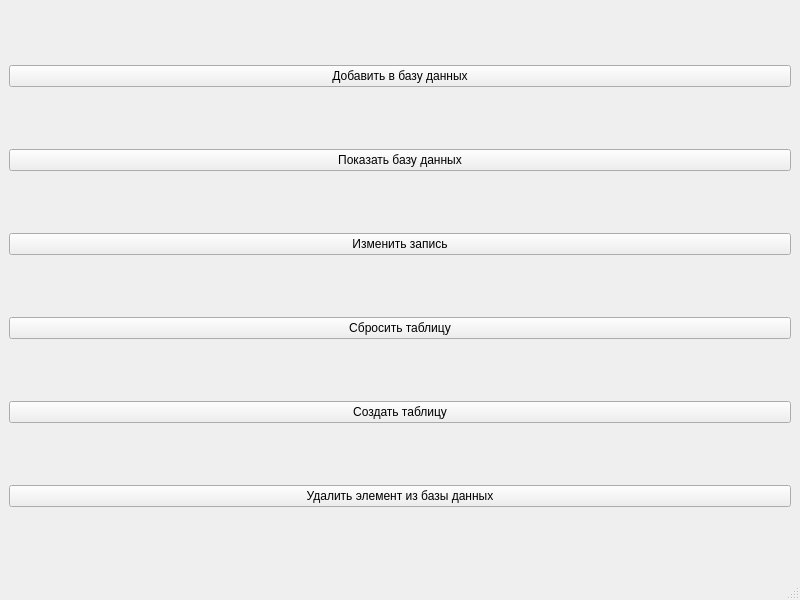
Qt form database/interfaces/Database.ui (PinPex/Practice) before a commit.
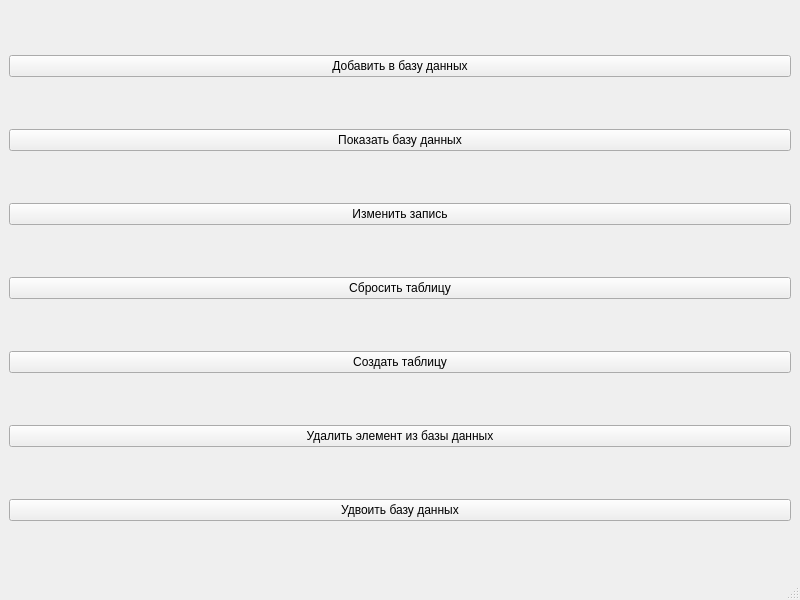
The same form after that commit.

Patch:
```diff
--- a/database/interfaces/Database.ui
+++ b/database/interfaces/Database.ui
@@ -57,6 +57,13 @@
       </property>
      </widget>
     </item>
+    <item>
+     <widget class="QPushButton" name="pushButton_7">
+      <property name="text">
+       <string>Удвоить базу данных</string>
+      </property>
+     </widget>
+    </item>
    </layout>
   </widget>
   <widget class="QMenuBar" name="menubar">
```
